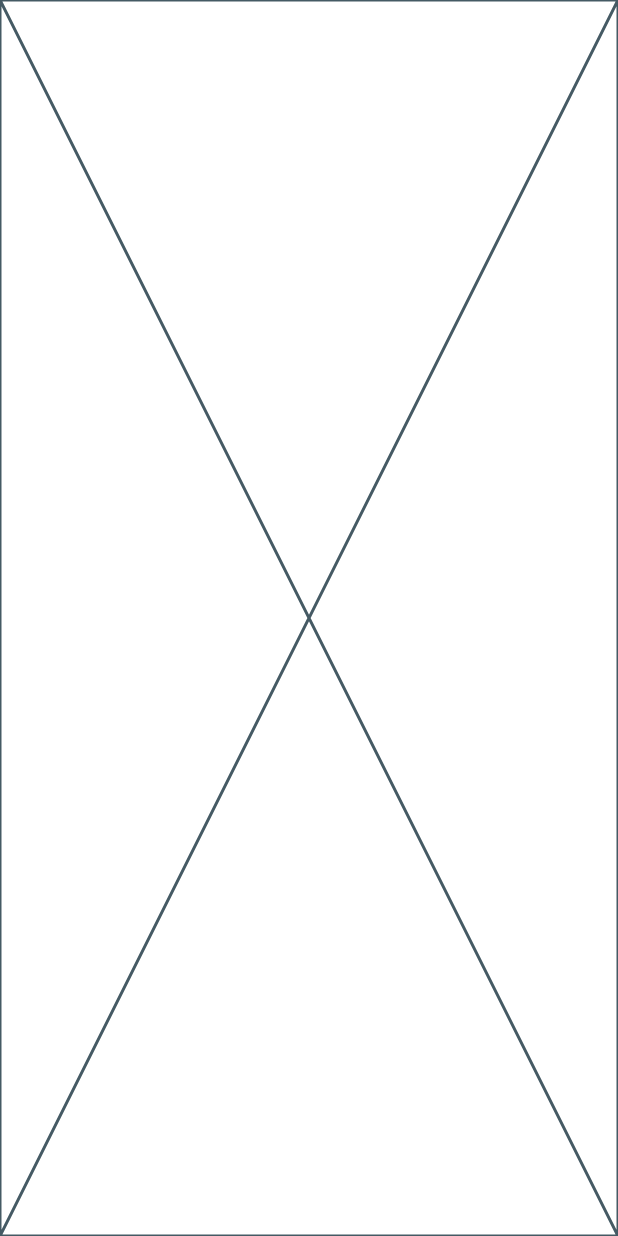
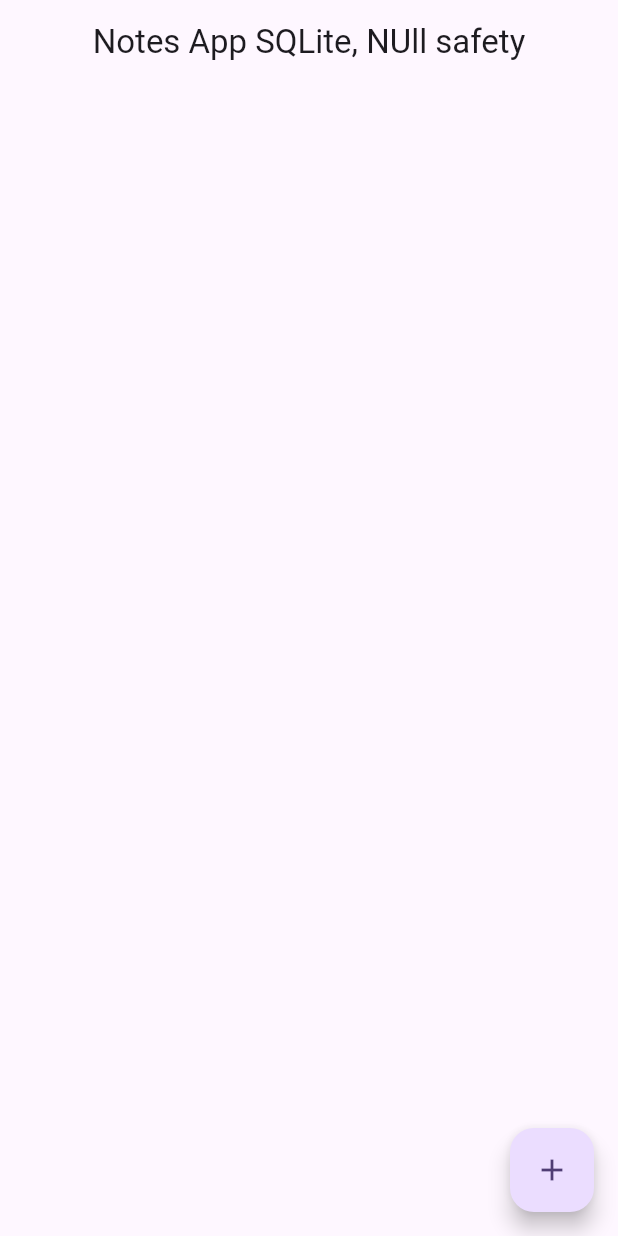
Before and after one commit to safaanwar1122/SQLite-Notes-App-Null-Safety, a Flutter app: the screen it shows after launch, on a phone screen of 412 x 824 dp. Run offline on Flutter 3.47's test engine with Material 2 defaults, Android fonts, the light colour scheme and no system bars; our stand-ins replace sqflite; accounts and stored records are empty.

Commit message:
2 commit

```diff
--- a/lib/database_handler.dart
+++ b/lib/database_handler.dart
@@ -0,0 +1,44 @@
+//we are creating DataBase
+import 'package:path/path.dart';
+import 'package:sqflite/sqflite.dart';
+import 'package:path_provider/path_provider.dart';
+import 'package:sqlite_notes_app/notes.dart';
+import 'dart:io' as io;
+
+class DBHelper {
+  static Database? _db;
+  Future<Database?> get db async {
+    if (_db != null) {
+      return _db;
+    }
+    _db = await initDatabase();
+    return _db;
+  }
+
+  initDatabase() async {
+    io.Directory documentDirectory = await getApplicationDocumentsDirectory();
+    String path = join(documentDirectory.path, 'notes.db');
+    var db = await openDatabase(path, version: 1, onCreate: _onCreate);
+    return db;
+  }
+
+  _onCreate(Database db, int version) async {
+    await db.execute(
+      "CREATE TABLE notes(id INTEGER PRIMARY KEY AUTOINREMENT,"
+      "title Text NOT NULL, age INTEGER NOT NULL, description TEXT NOT NULL, email TEXT)",
+    );
+  }
+
+  Future<NotesModel> insert(NotesModel notesModel) async {
+    var dbClient = await db;
+    await dbClient!.insert('notes', notesModel.toMap());
+    return notesModel;
+  }
+  Future<List<NotesModel>>getNotesList()async{
+    var dbClient=await db;
+    final List<Map<String, Object?>>queryResult=await dbClient!.query('notes');
+    return queryResult.map((e) => NotesModel.fromMap(e)).toList();
+  }}
+/*
+if condition of Db id dont have database then simply return else create database
+* */
--- a/lib/home_screen.dart
+++ b/lib/home_screen.dart
@@ -1,4 +1,6 @@
 import 'package:flutter/material.dart';
+import 'package:sqlite_notes_app/database_handler.dart';
+import 'package:sqlite_notes_app/notes.dart';
 
 class HomeScreen extends StatefulWidget {
   const HomeScreen({Key? key}) : super(key: key);
@@ -8,8 +10,51 @@ class HomeScreen extends StatefulWidget {
 }
 
 class _HomeScreenState extends State<HomeScreen> {
+  DBHelper? dbHelper;
+  late Future<List<NotesModel>> notesModel;
+  @override
+  void initState() {
+    // TODO: implement initState
+    super.initState();
+    dbHelper = DBHelper();
+    loadData();
+  }
+
+  loadData() async {
+    notesModel = dbHelper!.getNotesList();
+  }
+
   @override
   Widget build(BuildContext context) {
-    return const Placeholder();
+    return Scaffold(
+      appBar: AppBar(
+        title: Text(
+          'Notes App SQLite, NUll safety',
+        ),
+        centerTitle: true,
+      ),
+      body: Column(
+        children: [],
+      ),
+      floatingActionButton: FloatingActionButton(
+        onPressed: () {
+          dbHelper
+              ?.insert(
+            NotesModel(
+                id: 1,
+                title: 'SQLite Notes App',
+                description: 'Safa Anwar, software engineering student',
+                age: 22,
+                email: 'safaanwar@gmail.com'),
+          )
+              .then((value) {
+            print('data added');
+          }).onError((error, stackTrace) {
+            print(error.toString());
+          });
+        },
+        child: Icon(Icons.add),
+      ),
+    );
   }
 }
--- a/lib/main.dart
+++ b/lib/main.dart
@@ -20,6 +20,7 @@ class MyApp extends StatelessWidget {
         useMaterial3: true,
       ),
       home: const HomeScreen(),
+      debugShowCheckedModeBanner: false,
     );
   }
 }
--- a/lib/notes.dart
+++ b/lib/notes.dart
@@ -0,0 +1,32 @@
+//here we are creating Models
+
+class NotesModel {
+  late final int id;
+  late final String title;
+  late final int age;
+  late final String description;
+  late final String email;
+  NotesModel(
+      {required this.id,
+      required this.title,
+      required this.description,
+      required this.age,
+      required this.email});
+  //creating hashmap
+  NotesModel.fromMap(Map<String, dynamic> res)
+      : id = res['id'],
+        title = res['title'],
+        description = res['description'],
+        age = res['age'],
+        email = res['email'];
+  //creating another hashmap
+  Map<String, Object> toMap() {
+    return {
+      'id': id,
+      'title': title,
+      'description': description,
+      'age': age,
+      'email': email,
+    };
+  }
+}
--- a/pubspec.yaml
+++ b/pubspec.yaml
@@ -35,6 +35,8 @@ dependencies:
   # The following adds the Cupertino Icons font to your application.
   # Use with the CupertinoIcons class for iOS style icons.
   cupertino_icons: ^1.0.2
+  sqflite: ^2.3.0
+  path_provider: ^2.1.0
 
 dev_dependencies:
   flutter_test:
```
Also changed, not shown: pubspec.lock, 1 other file.
